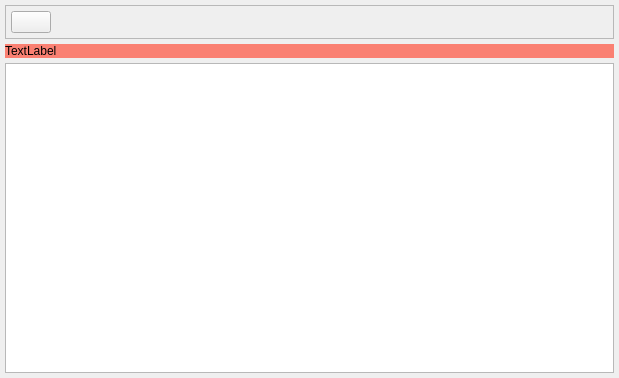
The window that src/mainwindow.ui (Quick-Event/startertool) describes before a commit, drawn with Qt 5.
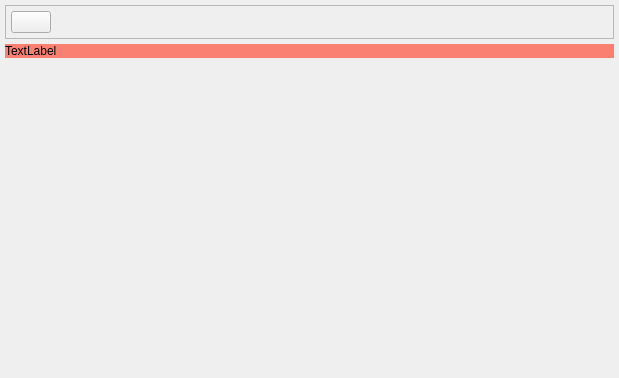
The same window after the commit. Icons and pictures are not drawn.

Diff of the .ui file:
```diff
--- a/src/mainwindow.ui
+++ b/src/mainwindow.ui
@@ -114,30 +114,7 @@
      </widget>
     </item>
     <item>
-     <widget class="QStackedWidget" name="stackedWidget">
-      <widget class="QWidget" name="tablePage">
-       <layout class="QVBoxLayout" name="verticalLayout_2">
-        <property name="spacing">
-         <number>0</number>
-        </property>
-        <property name="leftMargin">
-         <number>0</number>
-        </property>
-        <property name="topMargin">
-         <number>0</number>
-        </property>
-        <property name="rightMargin">
-         <number>0</number>
-        </property>
-        <property name="bottomMargin">
-         <number>0</number>
-        </property>
-        <item>
-         <widget class="QTableView" name="tableView"/>
-        </item>
-       </layout>
-      </widget>
-     </widget>
+     <widget class="QStackedWidget" name="stackedWidget"/>
     </item>
    </layout>
   </widget>
```
Left out of the diff: 2 changed lines with no effect on the pictures.
